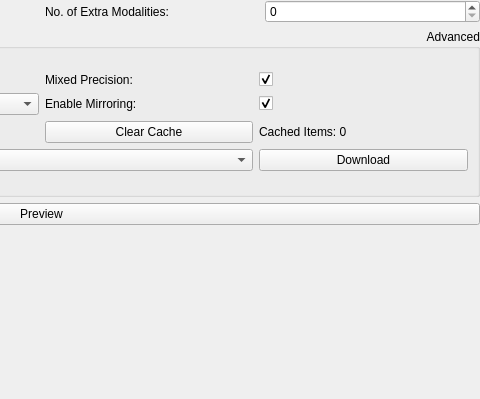
Before: the Qt Designer form Modules/SegmentationUI/Qmitk/QmitknnUNetToolGUIControls.ui in MITK/MITK, drawn with Qt 5; both pictures show x 397 to 877 and y 312 to 711 of the 877 by 711 pixel window.
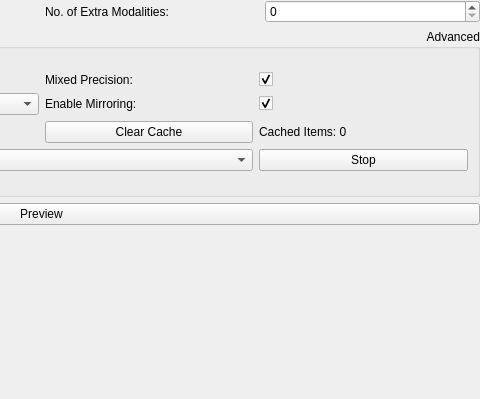
After: the same form once the commit is applied. Custom widgets are drawn as their Qt base class.

```diff
--- a/Modules/SegmentationUI/Qmitk/QmitknnUNetToolGUIControls.ui
+++ b/Modules/SegmentationUI/Qmitk/QmitknnUNetToolGUIControls.ui
@@ -386,6 +386,13 @@
           </property>
          </widget>
         </item>
+        <item row="6" column="3">
+          <widget class="QPushButton" name="stopDownloadButton">
+           <property name="text">
+            <string>Stop</string>
+           </property>
+          </widget>
+         </item>
        </layout>
       </item>
      </layout>
```
Left out of the diff: 2 changed lines with no effect on the pictures.
